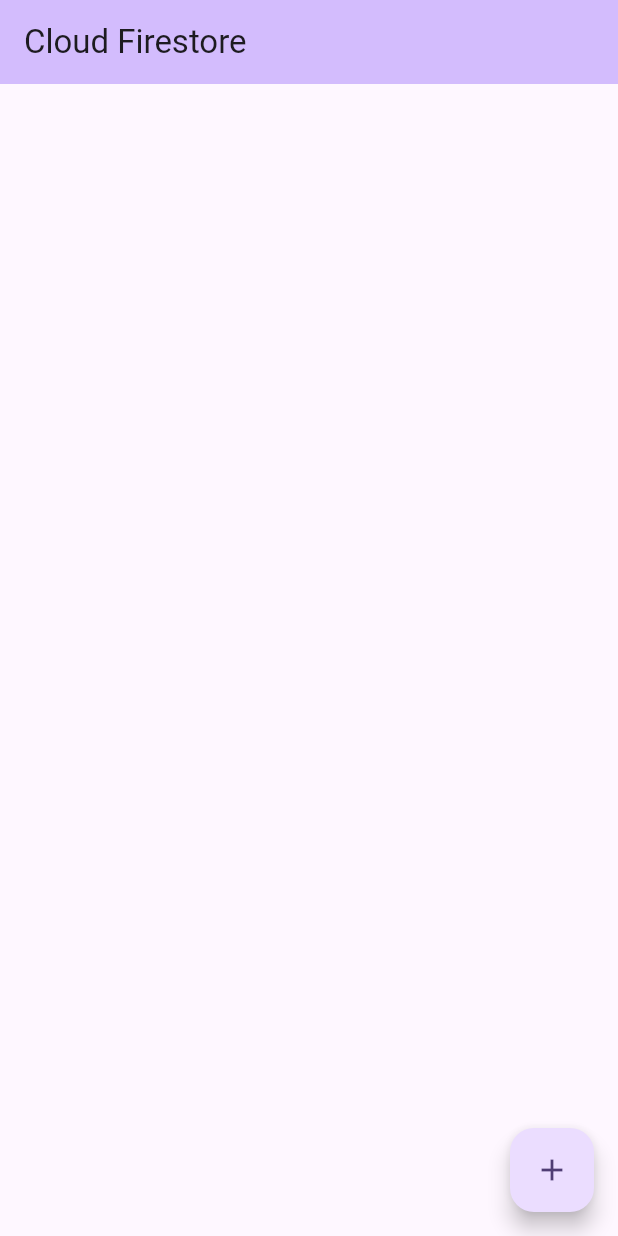
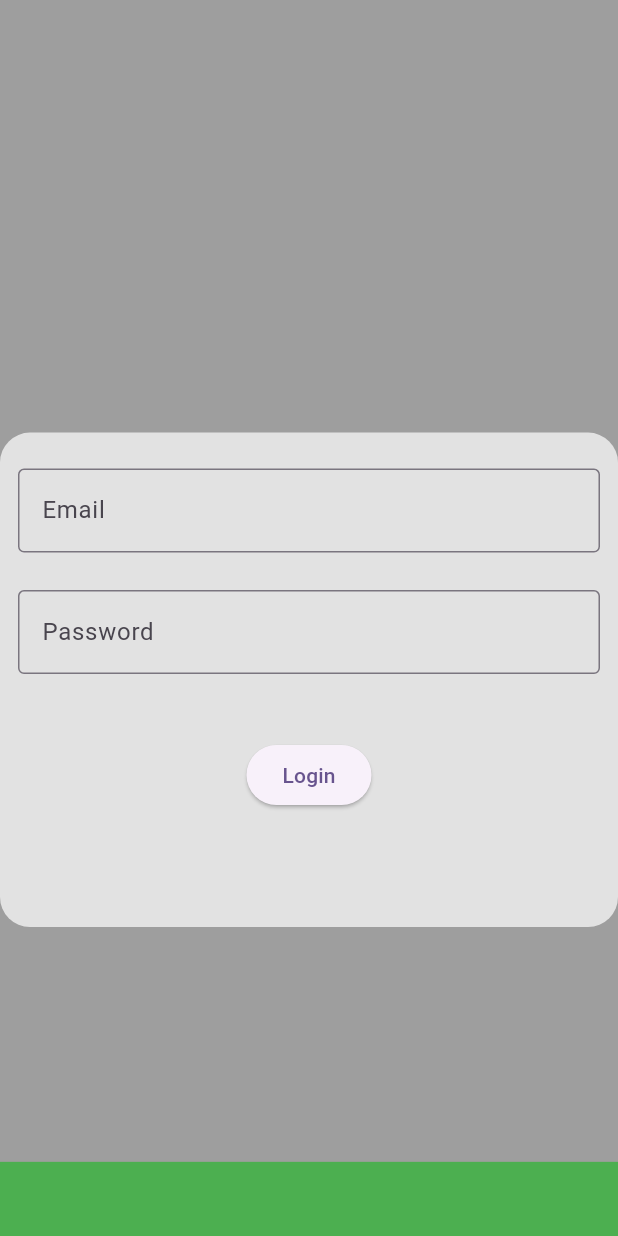
Before and after one commit to Shivanshu2658/firebase_crud, a Flutter app: the screen it shows after launch, on a phone screen of 412 x 824 dp. Run offline on Flutter 3.47's test engine with Material 3 defaults, Android fonts, the phone set to English and light mode, and no system bars; our stand-ins replace cloud_firestore, firebase_auth, firebase_core, flutter_svg, fluttertoast, get and 3 more; accounts and stored records are empty.

```diff
--- /dev/null
+++ b/lib/login/login_screen.dart
@@ -0,0 +1,111 @@
+import 'package:firebase_auth/firebase_auth.dart';
+import 'package:firebase_crud/login/login_controller.dart';
+import 'package:flutter/cupertino.dart';
+import 'package:flutter/material.dart';
+import 'package:flutter/widgets.dart';
+import 'package:flutter_svg/flutter_svg.dart';
+import 'package:get/get.dart';
+
+class LoginScreen extends StatelessWidget {
+  final controller = Get.put(LoginController());
+
+  LoginScreen({super.key});
+
+  var h;
+  var w;
+
+  @override
+  Widget build(BuildContext context) {
+    h = MediaQuery.of(context).size.height;
+    w = MediaQuery.of(context).size.width;
+    return SafeArea(
+      child: Scaffold(
+        resizeToAvoidBottomInset: true,
+        body: SafeArea(
+          child: Container(
+            height: double.infinity,
+            width: double.infinity,
+            color: Colors.grey,
+            child: Column(
+              crossAxisAlignment: CrossAxisAlignment.center,
+              mainAxisAlignment: MainAxisAlignment.spaceBetween,
+              children: [
+                Container(
+                  height: 0.35 * h,
+                  width: w,
+                  // color: Colors.green,
+                ),
+                Container(
+                  height: 0.40 * h,
+                  width: w,
+                  decoration: const BoxDecoration(
+                    color: Colors.white70,
+                    // color: AppColors.secondaryy,
+                    borderRadius: BorderRadius.all(Radius.circular(20)),
+                    border: Border(),
+                    //Color(0xFF6FCC76)
+                    boxShadow: [
+                      BoxShadow(
+                        color: Color(0x1a9E9E9E),
+                        spreadRadius: 1,
+                        blurRadius: 10,
+                        offset: Offset(0, 1),
+                      ),
+                    ],
+                  ),
+                  child: Padding(
+                    padding: const EdgeInsets.symmetric(
+                        vertical: 24.0, horizontal: 12.0),
+                    child: Column(
+                      children: [
+                        TextField(
+                          controller: controller.emailController,
+                          decoration: const InputDecoration(
+                              labelText: "Email", border: OutlineInputBorder()),
+                        ),
+                        SizedBox(
+                          height: 25,
+                        ),
+                        TextField(
+                          controller: controller.passwordController,
+                          decoration: const InputDecoration(
+                              labelText: "Password",
+                              border: OutlineInputBorder()),
+                        ),
+                        Spacer(),
+                        ElevatedButton(
+                            onPressed: () async {
+                              await controller.signIn();
+                              // await FirebaseAuth.instance.signInWithEmailAndPassword(email: controller.emailController.text.toString(), password: controller.passwordController.text.toString());
+                            },
+                            child: Text("Login")),
+                        Spacer(),
+                        // GestureDetector(
+                        //     onTap: () async{
+                        //       print("hfioafhios");
+                        //       await controller.signInWithGoogle(context);
+                        //     },
+                        //     child: SvgPicture.asset('assets/google_icon.svg')),
+                        SizedBox(
+                          height: 10,
+                        ),
+                      ],
+                    ),
+                  ),
+                ),
+                Spacer(),
+                Container(
+                  height: 0.06 * h,
+                  width: w,
+                  color: Colors.green,
+                  // child: ,
+                ),
+              ],
+            ),
+          ),
+        ),
+      ),
+    );
+  }
+}
+//
```
Also changed, not shown: lib/homescreen.dart (+17 -2 lines), lib/login/login_controller.dart (added, +135 -0 lines), lib/login/sign_up.dart (added, +54 -0 lines), lib/main.dart (+21 -55 lines), lib/splash/splash_screen.dart (added, +31 -0 lines), pubspec.yaml (+8 -2 lines), assets/google_icon.svg (added), pubspec.lock, 3 other files.
